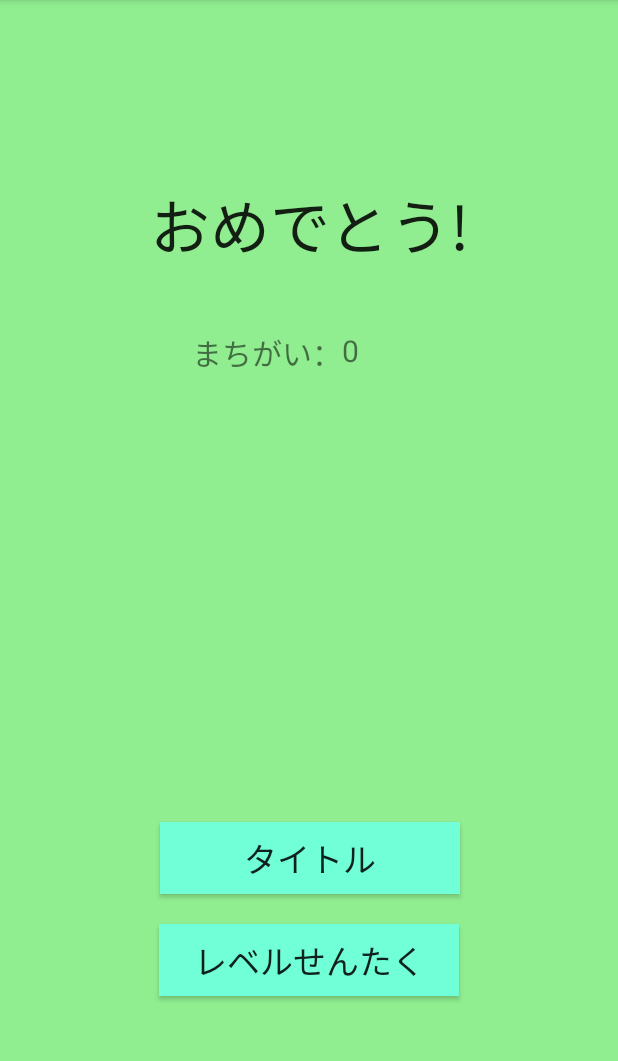
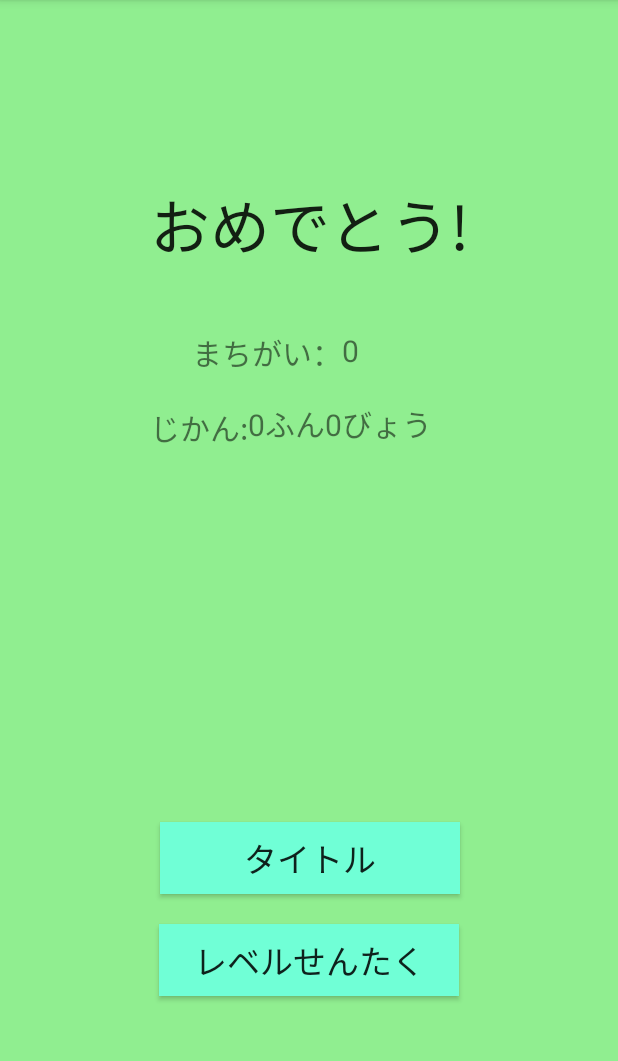
Before and after one commit to r24ruru7/MathMonster, an Android app: the ResultActivity screen opened directly, with no data from a screen before it, on a phone screen of 412 x 824 dp, the part 84-1145 px from its top. Run offline under Robolectric (Android 15) with nearby library versions, the phone set to English and light mode, and no system bars.

Commit message:
時間測定作った

```diff
--- a/app/src/main/java/com/example/yamato/mathmonster/BreakActivity.kt
+++ b/app/src/main/java/com/example/yamato/mathmonster/BreakActivity.kt
@@ -21,6 +21,7 @@ class BreakActivity : AppCompatActivity() {
         var m_sel = intent.getIntExtra("NUMber", 1)
         var level_cnt = intent.getIntExtra("PLAYlev", 1)
         var false_count = intent.getIntExtra("mathAct_false", 0)
+        var time_receive = intent.getLongExtra("Timer", 0)
 
         val intent = Intent(this@BreakActivity, LevelActivity::class.java)
         val mix = Intent(this@BreakActivity, MonsterActivity::class.java)
@@ -29,8 +30,10 @@ class BreakActivity : AppCompatActivity() {
         mix.putExtra("Number", m_sel)
         mix.putExtra("selLev", lev)
         mix.putExtra("BREAKACT_FALSE", false_count)
+        mix.putExtra("Timer", time_receive)
         result.putExtra("clear_math", m_sel)
         result.putExtra("breakAct_false", false_count)
+        result.putExtra("Timer", time_receive)
 
         Levels(lev, m_sel, level_cnt)
 
@@ -53,7 +56,7 @@ class BreakActivity : AppCompatActivity() {
                     }
                 }
             }
-        },4000)
+        },2000)
 
 
 
--- a/app/src/main/java/com/example/yamato/mathmonster/LevelActivity.kt
+++ b/app/src/main/java/com/example/yamato/mathmonster/LevelActivity.kt
@@ -28,6 +28,7 @@ class LevelActivity : AppCompatActivity() {
         val intent = Intent(this@LevelActivity, MonsterActivity::class.java)
         val back = Intent(this@LevelActivity, MainActivity::class.java)
         intent.putExtra("Number", select)
+
 
         lev1.setOnClickListener {
             select_level = 1
--- a/app/src/main/java/com/example/yamato/mathmonster/MainActivity.kt
+++ b/app/src/main/java/com/example/yamato/mathmonster/MainActivity.kt
@@ -4,11 +4,6 @@ import androidx.appcompat.app.AppCompatActivity
 import android.os.Bundle
 import kotlinx.android.synthetic.main.activity_main.*
 import android.content.Intent
-import android.graphics.Color
-import android.system.Os.remove
-import android.view.View
-import android.view.ViewGroup
-import androidx.core.view.isInvisible
 
 class MainActivity : AppCompatActivity() {
 
@@ -28,6 +23,5 @@ class MainActivity : AppCompatActivity() {
             startActivity(intent)
         }
 
-
     }
 }
--- a/app/src/main/java/com/example/yamato/mathmonster/MonsterActivity.kt
+++ b/app/src/main/java/com/example/yamato/mathmonster/MonsterActivity.kt
@@ -29,6 +29,7 @@ class MonsterActivity : AppCompatActivity() {
         var select = intent.getIntExtra("selLev", 1)
         var level_cnt = intent.getIntExtra("PLAYLEV", 1)
         var false_count = intent.getIntExtra("BREAKACT_FALSE", 0)
+        var time_receive = intent.getLongExtra("Timer", 0)
         Levels(select, m_sel, level_cnt)
 
         val intent = Intent(this@MonsterActivity, MathActivity::class.java)
@@ -36,6 +37,7 @@ class MonsterActivity : AppCompatActivity() {
         intent.putExtra("NUmber", m_sel)
         intent.putExtra("playlev", level_cnt)
         intent.putExtra("monsterAct_false", false_count)
+        intent.putExtra("Timer", time_receive)
 
         val rotate = RotateAnimation(
             0f,
@@ -76,7 +78,7 @@ class MonsterActivity : AppCompatActivity() {
                     startActivity(intent)
                 }
             }
-        }, 3000)
+        }, 2000)
 
 
     }
--- a/app/src/main/java/com/example/yamato/mathmonster/ResultActivity.kt
+++ b/app/src/main/java/com/example/yamato/mathmonster/ResultActivity.kt
@@ -3,7 +3,9 @@ package com.example.yamato.mathmonster
 import android.content.Intent
 import androidx.appcompat.app.AppCompatActivity
 import android.os.Bundle
+import kotlinx.android.synthetic.main.activity_main.*
 import kotlinx.android.synthetic.main.activity_result.*
+import java.util.*
 
 class ResultActivity : AppCompatActivity() {
 
@@ -13,12 +15,24 @@ class ResultActivity : AppCompatActivity() {
 
         var m_sel = intent.getIntExtra("clear_math", 1)
         var false_count = intent.getIntExtra("breakAct_false", 0)
+        var time_receive = intent.getLongExtra("Timer", 0)
 
         val move_title = Intent(this@ResultActivity, MainActivity::class.java)
         val move_level = Intent(this@ResultActivity, LevelActivity::class.java)
         move_level.putExtra("BACK_LEVEL_RESULT", m_sel)
 
         count2.text = false_count.toString()
+
+        var match_time = 0L
+        for(i in 1..time_receive){
+            if(i % 60  == 0L){
+                match_time ++
+            }
+        }
+        time_receive = time_receive - (match_time * 60L)
+        textView3.text = match_time.toString() + "ふん" + time_receive.toString() + "びょう"
+        move_level.putExtra("Timer", 0)
+        move_title.putExtra("Timer", 0)
 
         titleBtn.setOnClickListener {
             startActivity(move_title)
--- a/app/src/main/res/layout/activity_math.xml
+++ b/app/src/main/res/layout/activity_math.xml
@@ -597,6 +597,4 @@
             app:srcCompat="@drawable/zero" />
 
 
-
-
 </androidx.constraintlayout.widget.ConstraintLayout>
--- a/app/src/main/res/layout/activity_result.xml
+++ b/app/src/main/res/layout/activity_result.xml
@@ -73,4 +73,32 @@
             app:layout_constraintStart_toEndOf="@+id/COUNT_FALSE"
             app:layout_constraintTop_toBottomOf="@+id/textTHX" />
 
+    <TextView
+            android:id="@+id/time_count"
+            android:layout_width="wrap_content"
+            android:layout_height="27dp"
+            android:layout_marginStart="100dp"
+            android:layout_marginLeft="100dp"
+            android:layout_marginTop="20dp"
+            android:layout_marginEnd="108dp"
+            android:layout_marginRight="108dp"
+            android:text="@string/timer_cnt"
+            android:textSize="20sp"
+            app:layout_constraintEnd_toEndOf="parent"
+            app:layout_constraintHorizontal_bias="0.0"
+            app:layout_constraintStart_toStartOf="parent"
+            app:layout_constraintTop_toBottomOf="@+id/COUNT_FALSE" />
+
+    <TextView
+            android:id="@+id/textView3"
+            android:layout_width="206dp"
+            android:layout_height="27dp"
+            android:layout_marginTop="20dp"
+            android:gravity="left"
+            android:textSize="20sp"
+            app:layout_constraintEnd_toEndOf="parent"
+            app:layout_constraintHorizontal_bias="0.0"
+            app:layout_constraintStart_toEndOf="@+id/time_count"
+            app:layout_constraintTop_toBottomOf="@+id/count2" />
+
 </androidx.constraintlayout.widget.ConstraintLayout>
--- a/app/src/main/res/values/strings.xml
+++ b/app/src/main/res/values/strings.xml
@@ -34,4 +34,5 @@
     <string name="count_false">まちがい：</string>
     <string name="move_title">タイトル</string>
     <string name="move_level">レベルせんたく</string>
+    <string name="timer_cnt">じかん:</string>
 </resources>
```
Also changed, not shown: app/src/main/java/com/example/yamato/mathmonster/MathActivity.kt (+26 -14 lines).
